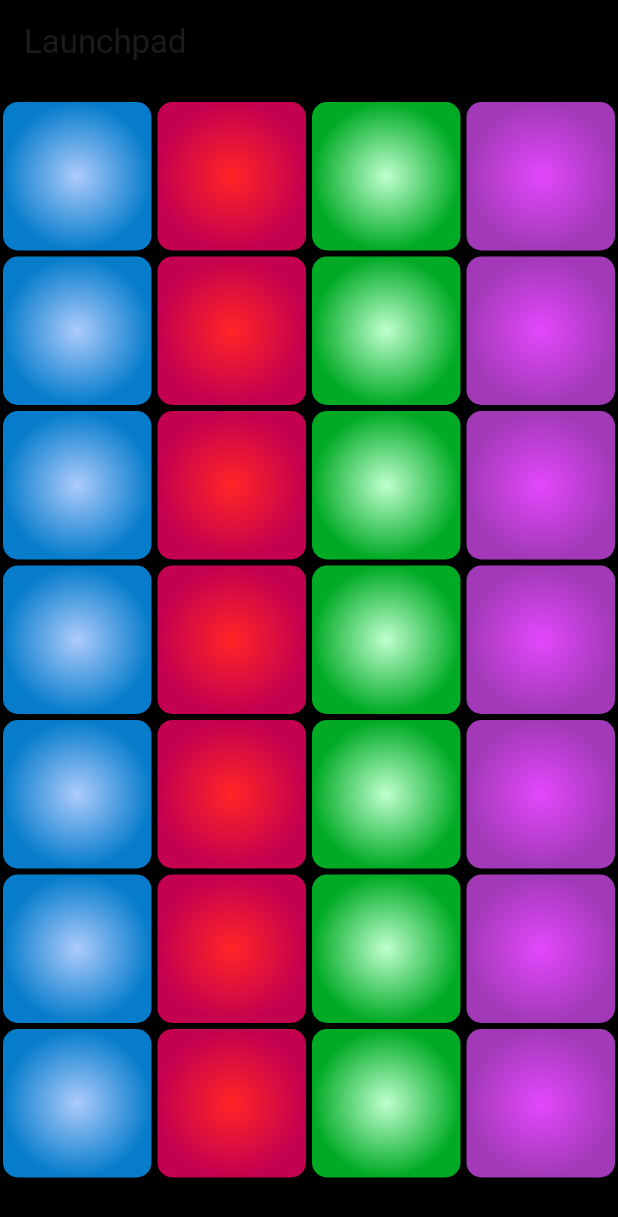
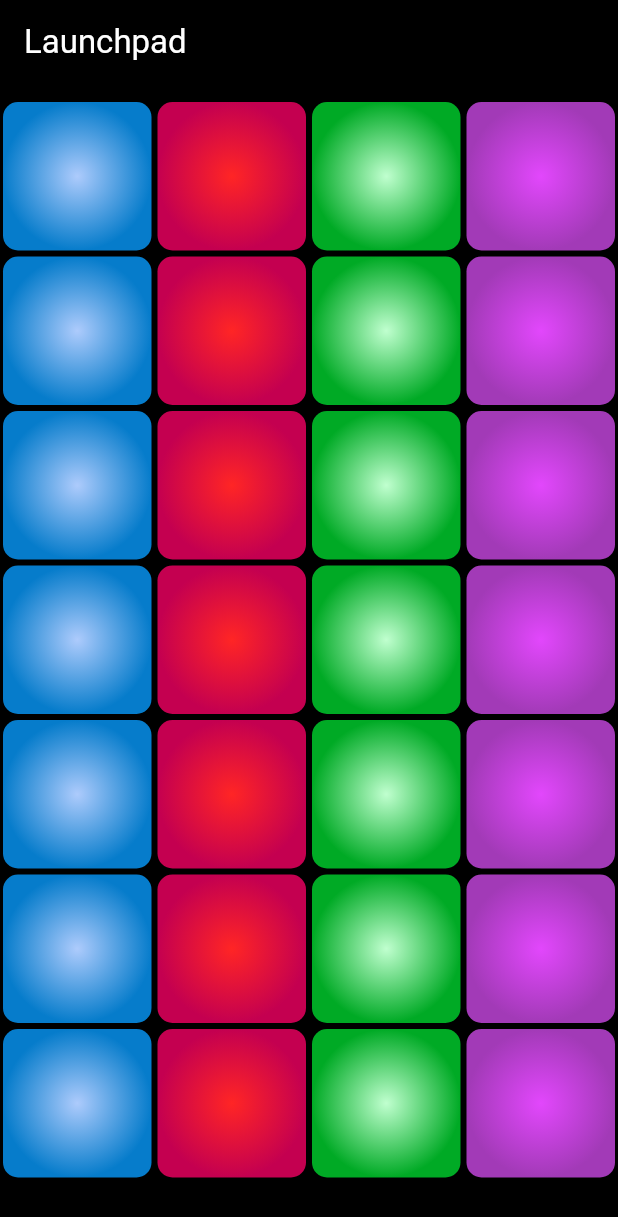
Before and after one commit to skieabad/flutter_launchpad_app, a Flutter app: the screen it shows after launch, on a phone screen of 412 x 824 dp. Shown: the top 1217 px of the screen. Run offline on Flutter 3.47's test engine with Material 3 defaults, Android fonts, the light colour scheme and no system bars; our stand-ins replace audioplayers.

Commit message:
update color

```diff
--- a/lib/home_page.dart
+++ b/lib/home_page.dart
@@ -39,7 +39,12 @@ class _HomePageState extends State<HomePage> {
       backgroundColor: Colors.black,
       appBar: AppBar(
         backgroundColor: Colors.black,
-        title: const Text('Launchpad'),
+        title: const Text(
+          'Launchpad',
+          style: TextStyle(
+            color: Colors.white,
+          ),
+        ),
       ),
       body: SafeArea(
         child: GridView.builder(
```
